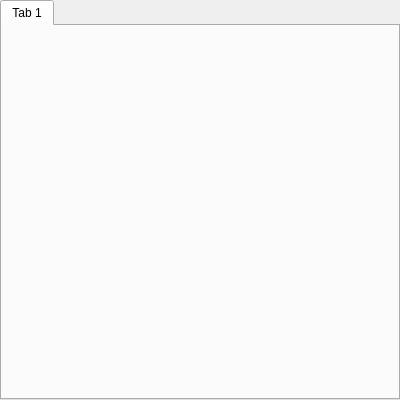
The window that subarchitectures/visualization.sa/trunk/src/c++/core/qtui/design/dialogwin.ui (marc-hanheide/cogx) describes before a commit, drawn with Qt 5.
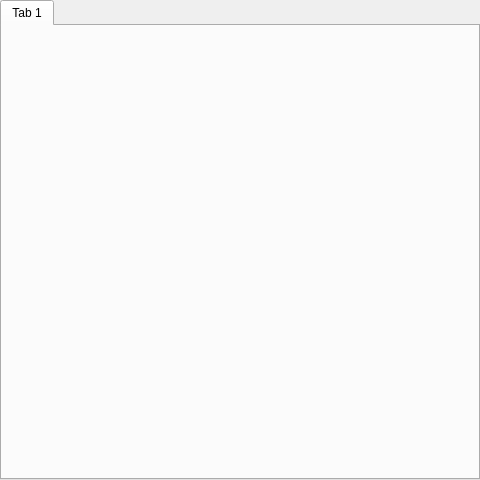
The same window after the commit. Icons and pictures are not drawn.

Commit message: v11n: changed dialog size in .ui

```diff
--- a/subarchitectures/visualization.sa/trunk/src/c++/core/qtui/design/dialogwin.ui
+++ b/subarchitectures/visualization.sa/trunk/src/c++/core/qtui/design/dialogwin.ui
@@ -6,10 +6,16 @@
    <rect>
     <x>0</x>
     <y>0</y>
-    <width>400</width>
-    <height>400</height>
+    <width>480</width>
+    <height>480</height>
    </rect>
   </property>
+  <property name="minimumSize">
+   <size>
+    <width>300</width>
+    <height>200</height>
+   </size>
+  </property>
   <property name="windowTitle">
    <string>Dialogs</string>
   </property>
```
